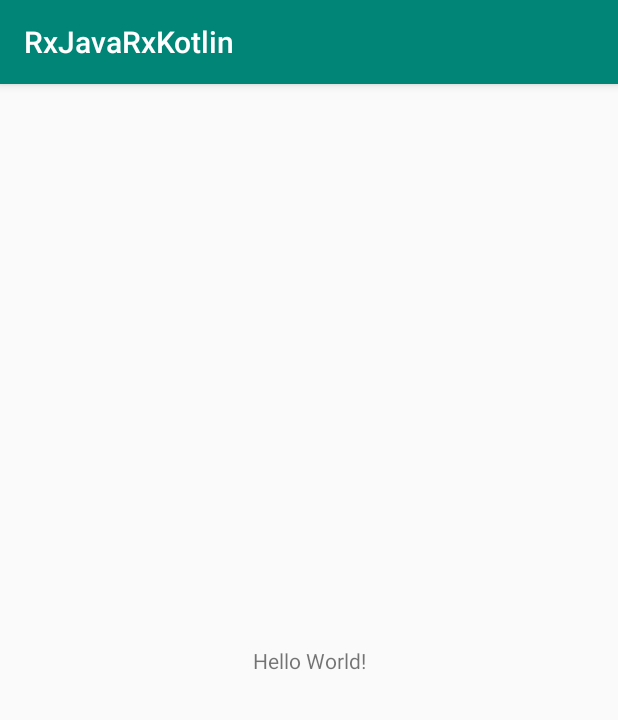
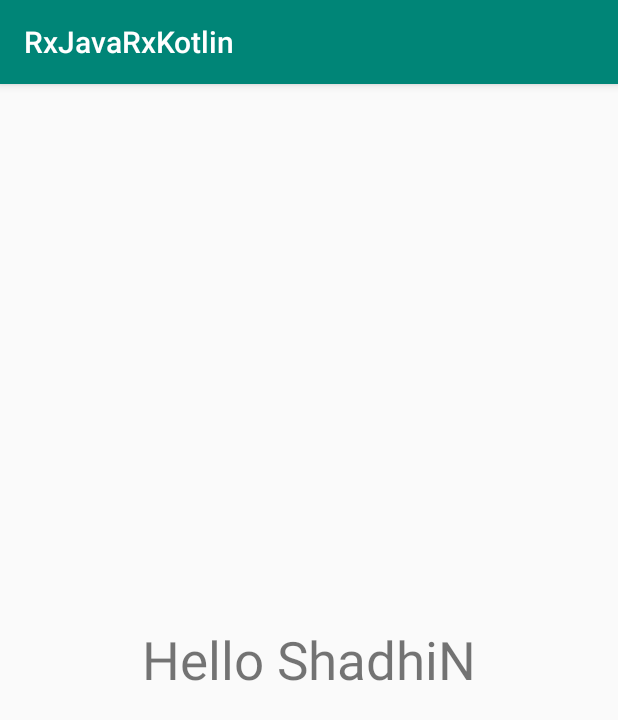
Before and after one commit to shadhin056/RxJava_RxKotlin, an Android app: the screen it shows after launch (MainActivity), on a phone screen of 412 x 824 dp. Shown: the top 720 px of the screen. Run offline under Robolectric (Android 15) with nearby library versions, the phone set to English and light mode, and no system bars; our stand-ins replace RxJava.

```diff
--- a/app/build.gradle
+++ b/app/build.gradle
@@ -25,7 +25,7 @@ android {
 
 dependencies {
     implementation fileTree(dir: 'libs', include: ['*.jar'])
-    implementation"org.jetbrains.kotlin:kotlin-stdlib-jdk7:$kotlin_version"
+    implementation "org.jetbrains.kotlin:kotlin-stdlib-jdk7:$kotlin_version"
     implementation 'androidx.appcompat:appcompat:1.1.0'
     implementation 'androidx.core:core-ktx:1.1.0'
     implementation 'androidx.constraintlayout:constraintlayout:1.1.3'
--- /dev/null
+++ b/app/src/main/java/com/shadhin/rxjavarxkotlin/MainActivity.java
@@ -0,0 +1,50 @@
+package com.shadhin.rxjavarxkotlin;
+
+import androidx.appcompat.app.AppCompatActivity;
+
+import android.os.Bundle;
+import android.util.Log;
+import android.widget.TextView;
+
+import io.reactivex.Observable;
+import io.reactivex.Observer;
+import io.reactivex.disposables.Disposable;
+
+
+public class MainActivity extends AppCompatActivity {
+    private String greeting = "Hello ShadhiN";
+    private Observable<String> myObservable;
+    private Observer<String> myObserver;
+    private final static String TAG = "myApp";
+    private TextView txtMyText;
+
+    @Override
+    protected void onCreate(Bundle savedInstanceState) {
+        super.onCreate(savedInstanceState);
+        setContentView(R.layout.activity_main);
+        txtMyText = findViewById(R.id.txtMyText);
+        myObservable = Observable.just(greeting);
+        myObserver = new Observer<String>() {
+            @Override
+            public void onSubscribe(Disposable d) {
+                Log.e(TAG, "OnSubscribe Invoke");
+            }
+
+            @Override
+            public void onNext(String s) {
+                Log.e(TAG, "OnNext Invoke");
+                txtMyText.setText(greeting);
+            }
+
+            @Override
+            public void onError(Throwable e) {
+                Log.e(TAG, "OnError Invoke");
+            }
+
+            @Override
+            public void onComplete() {
+                Log.e(TAG, "OnComplete Invoke");
+            }
+        };myObservable.subscribe(myObserver);
+    }
+}
--- a/app/src/main/java/com/shadhin/rxjavarxkotlin/MainActivity.kt
+++ /dev/null
@@ -1,12 +0,0 @@
-package com.shadhin.rxjavarxkotlin
-
-import androidx.appcompat.app.AppCompatActivity
-import android.os.Bundle
-
-class MainActivity : AppCompatActivity() {
-
-    override fun onCreate(savedInstanceState: Bundle?) {
-        super.onCreate(savedInstanceState)
-        setContentView(R.layout.activity_main)
-    }
-}
--- a/app/src/main/res/layout/activity_main.xml
+++ b/app/src/main/res/layout/activity_main.xml
@@ -1,5 +1,5 @@
 <?xml version="1.0" encoding="utf-8"?>
-<androidx.constraintlayout.widget.ConstraintLayout xmlns:android="http://schemas.android.com/apk/res/android"
+<LinearLayout xmlns:android="http://schemas.android.com/apk/res/android"
     xmlns:app="http://schemas.android.com/apk/res-auto"
     xmlns:tools="http://schemas.android.com/tools"
     android:layout_width="match_parent"
@@ -7,12 +7,13 @@
     tools:context=".MainActivity">
 
     <TextView
-        android:layout_width="wrap_content"
-        android:layout_height="wrap_content"
-        android:text="Hello World!"
-        app:layout_constraintBottom_toBottomOf="parent"
-        app:layout_constraintLeft_toLeftOf="parent"
-        app:layout_constraintRight_toRightOf="parent"
-        app:layout_constraintTop_toTopOf="parent" />
+        android:id="@+id/txtMyText"
+        android:textSize="35sp"
+        android:text="Hello"
+        android:gravity="center"
+        android:layout_gravity="center"
+        android:layout_width="match_parent"
+        android:layout_height="wrap_content">
 
-</androidx.constraintlayout.widget.ConstraintLayout>
+    </TextView>
+</LinearLayout>
```
